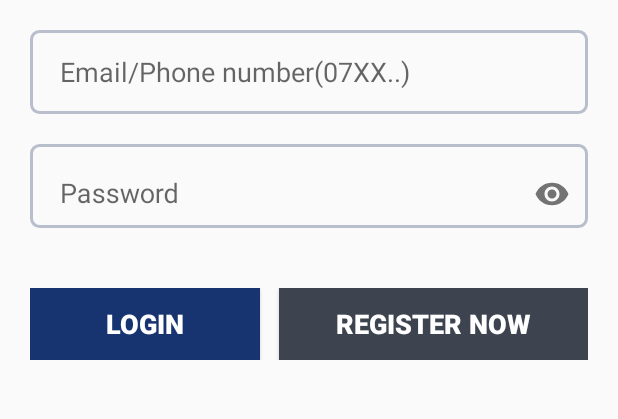
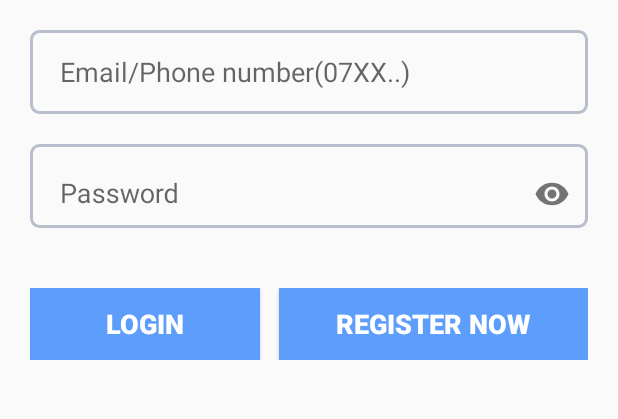
Before and after one commit to WambuaSimon/TimeSheets, an Android app: the screen it shows after launch (Activity_Login), on a phone screen of 412 x 824 dp, the part 360-779 px from its top. Run offline under Robolectric (Android 15) with nearby library versions, the phone set to English and light mode, and no system bars.

Commit message:
error sorted

```diff
--- a/app/src/main/java/biz/wizag/timesheets/Activity_Login.java
+++ b/app/src/main/java/biz/wizag/timesheets/Activity_Login.java
@@ -53,7 +53,7 @@ public class Activity_Login extends AppCompatActivity {
         setContentView(R.layout.activity_login);
 
         enter_username = findViewById(R.id.email);
-        enter_password = findViewById(R.id.password);
+        enter_password =(TextInputEditText) findViewById(R.id.enter_password);
 
         // Session Manager
         session = new SessionManager(getApplicationContext());
--- a/app/src/main/res/layout/activity_login.xml
+++ b/app/src/main/res/layout/activity_login.xml
@@ -40,7 +40,7 @@
 
 
                 <EditText
-                    android:id="@+id/enter_username"
+                    android:id="@+id/email"
                     android:layout_width="match_parent"
                     android:layout_height="?attr/actionBarSize"
                     android:layout_below="@id/login_logo"
@@ -79,7 +79,7 @@
                     android:id="@+id/password"
                     android:layout_width="match_parent"
                     android:layout_height="?attr/actionBarSize"
-                    android:layout_below="@id/enter_username"
+                    android:layout_below="@id/email"
                     android:layout_marginBottom="20dp"
                     android:layout_marginLeft="20dp"
                     android:layout_marginRight="20dp"
@@ -101,7 +101,7 @@
                     android:layout_width="40dp"
                     android:layout_height="40dp"
                     android:layout_alignParentRight="true"
-                    android:layout_below="@id/enter_username"
+                    android:layout_below="@id/email"
                     android:layout_marginRight="40dp"
                     android:layout_marginTop="10dp"
                     android:background="@drawable/correct"
@@ -113,7 +113,7 @@
                     android:layout_width="40dp"
                     android:layout_height="40dp"
                     android:layout_alignParentRight="true"
-                    android:layout_below="@id/enter_username"
+                    android:layout_below="@id/email"
                     android:layout_marginRight="40dp"
                     android:layout_marginTop="10dp"
                     android:background="@drawable/wrong"
@@ -133,10 +133,10 @@
                         android:id="@+id/button_login"
                         android:layout_width="wrap_content"
                         android:layout_height="wrap_content"
-                        android:layout_below="@id/enter_password"
+                        android:layout_below="@id/password"
                         android:layout_centerHorizontal="true"
                         android:layout_weight="1"
-                        android:background="#173470"
+                        android:background="#5d9dfc"
                         android:padding="5dp"
                         android:text="LOGIN"
                         android:textColor="#ffffff"
@@ -154,7 +154,7 @@
                         android:layout_width="wrap_content"
                         android:layout_height="wrap_content"
                         android:layout_weight="1"
-                        android:background="#3D444F"
+                        android:background="#5d9dfc"
                         android:padding="5dp"
                         android:text="REGISTER NOW"
                         android:textColor="#ffffff"
```
